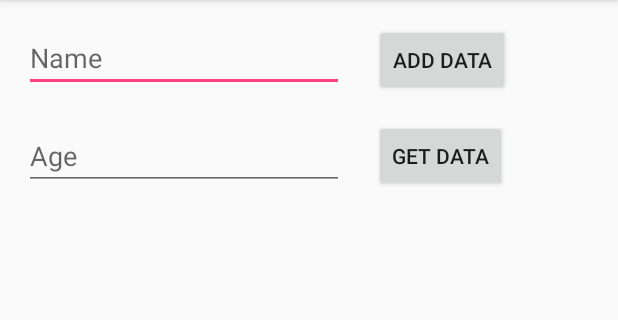
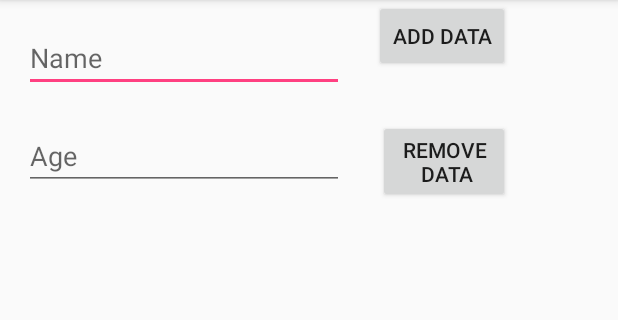
Before and after one commit to deh3215/FireChat, an Android app: the screen it shows after launch (MainActivity), on a phone screen of 412 x 824 dp, the part 84-404 px from its top. Run offline under Robolectric (Android 15) with nearby library versions, the phone set to English and light mode, and no system bars; our stand-ins replace Firebase (no records; nobody signed in at launch, a user with empty details on screens opened directly).

Commit message:
Fix增加刪除資料,但listview同步有問題

```diff
--- a/app/src/main/res/layout/activity_main.xml
+++ b/app/src/main/res/layout/activity_main.xml
@@ -11,7 +11,6 @@
         android:layout_width="wrap_content"
         android:layout_height="wrap_content"
         android:layout_marginStart="20dp"
-        android:layout_marginTop="16dp"
         android:onClick="onClick"
         android:text="Add Data"
         app:layout_constraintStart_toEndOf="@+id/editText1"
@@ -41,24 +40,24 @@
         app:layout_constraintStart_toStartOf="parent"
         app:layout_constraintTop_toBottomOf="@+id/editText1" />
 
-    <Button
-        android:id="@+id/button3"
-        android:layout_width="wrap_content"
-        android:layout_height="wrap_content"
-        android:layout_marginStart="20dp"
-        android:layout_marginTop="16dp"
-        android:onClick="onClick"
-        android:text="Get Data"
-        app:layout_constraintStart_toEndOf="@+id/editText2"
-        app:layout_constraintTop_toBottomOf="@+id/button2" />
-
     <ListView
         android:id="@+id/listView"
         android:layout_width="368dp"
         android:layout_height="261dp"
         android:layout_marginStart="8dp"
-        android:layout_marginTop="24dp"
+        android:layout_marginTop="44dp"
         app:layout_constraintStart_toStartOf="parent"
         app:layout_constraintTop_toBottomOf="@+id/editText2" />
 
+    <Button
+        android:id="@+id/button4"
+        android:layout_width="wrap_content"
+        android:layout_height="wrap_content"
+        android:layout_marginStart="252dp"
+        android:layout_marginTop="32dp"
+        android:onClick="onClick"
+        android:text="Remove\n Data"
+        app:layout_constraintStart_toStartOf="parent"
+        app:layout_constraintTop_toBottomOf="@+id/button2" />
+
 </android.support.constraint.ConstraintLayout>
```
Also changed, not shown: app/src/main/java/com/example/deh3215/firechat/MainActivity.java (+23 -19 lines).
